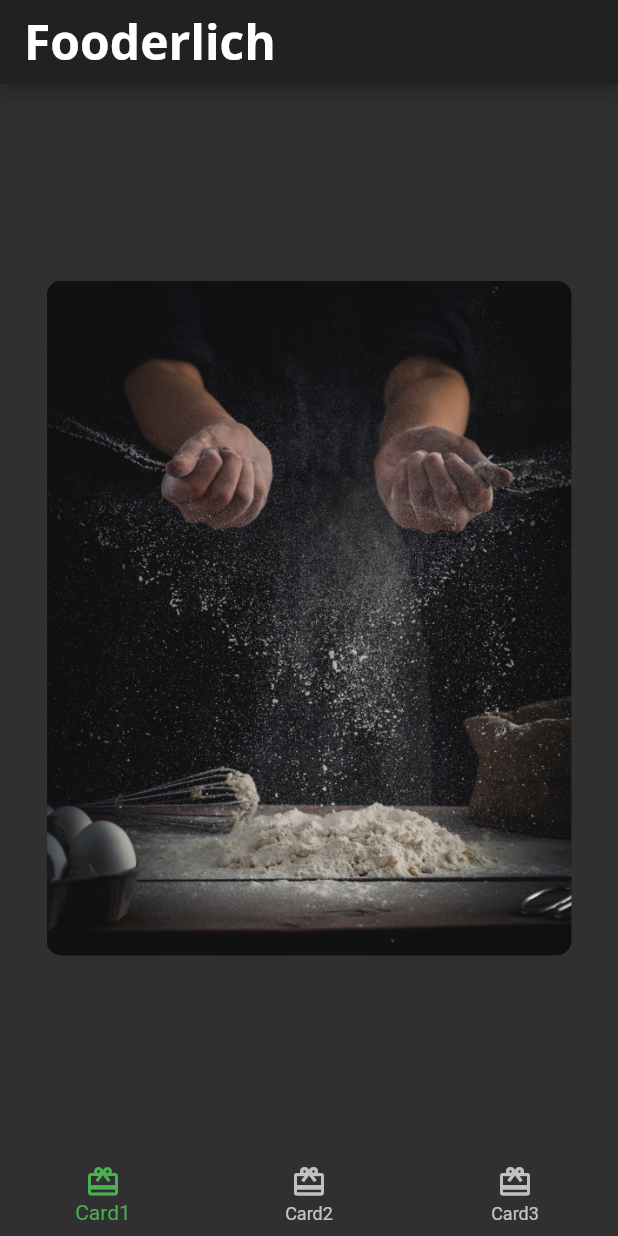
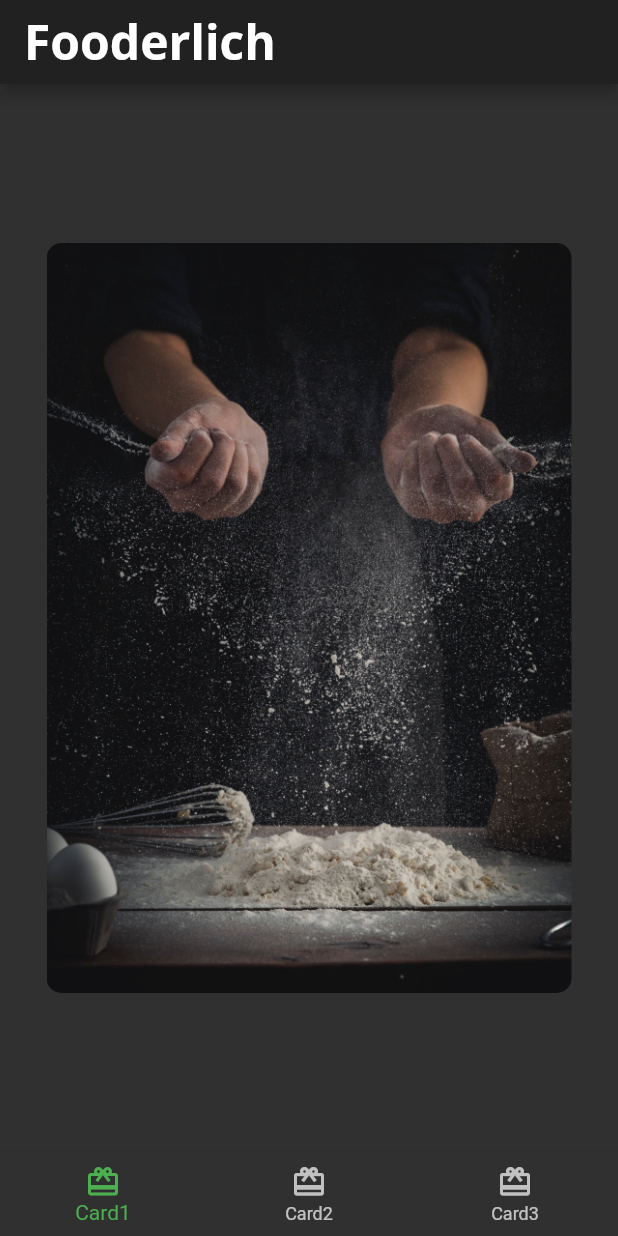
Before and after one commit to eoeefosa/fooderlich, a Flutter app: the screen it shows after launch, on a phone screen of 412 x 824 dp. Run offline on Flutter 3.47's test engine with Material 2 defaults, Android fonts, the phone set to English and light mode, and no system bars; our stand-ins replace google_fonts.

Commit message:
updated card1.dart
added comment in build widget

```diff
--- a/lib/Card1.dart
+++ b/lib/Card1.dart
@@ -11,12 +11,16 @@ class Card1 extends StatelessWidget {
     return Center(
       child: Container(
         padding: const EdgeInsets.all(16),
-        constraints: const BoxConstraints.expand(width: 350, height: 450),
+        constraints: const BoxConstraints.expand(width: 350, height: 500),
+        // Box decorator describes how to draw a box
         decoration: const BoxDecoration(
+          // decorationImage tell the box to paint an image
           image: DecorationImage(
+            // AssetImage gives image link
             image: AssetImage('assets/mag1.png'),
             fit: BoxFit.cover,
           ),
+          // corner radius
           borderRadius: BorderRadius.all(Radius.circular(10.0)),
         ),
       ),
```
